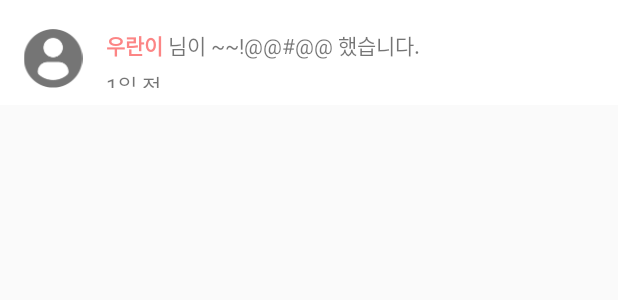
After one commit to GwonHyeok/YouAndI, an Android app: the layout ui_alarm_card.xml on its own in the app's theme, with its tools: preview values and no code run, on a phone screen of 412 x 824 dp. The commit adds this screen. Shown: the top 300 px of the screen. Run offline under Robolectric (Android 15) with nearby library versions, the phone set to English and light mode, and no system bars.

```diff
--- /dev/null
+++ b/app/src/main/res/layout/ui_alarm_card.xml
@@ -0,0 +1,61 @@
+<?xml version="1.0" encoding="utf-8"?>
+
+<LinearLayout xmlns:android="http://schemas.android.com/apk/res/android"
+    android:layout_width="match_parent"
+    android:layout_height="70dp"
+    android:background="#ffffff"
+    android:orientation="vertical">
+
+
+    <LinearLayout
+        android:layout_width="match_parent"
+        android:layout_height="70dp"
+        android:layout_marginTop="4dp">
+
+        <LinearLayout
+            android:layout_width="wrap_content"
+            android:layout_height="wrap_content"
+            android:layout_margin="15dp">
+
+            <ImageView
+                android:layout_width="wrap_content"
+                android:layout_height="wrap_content"
+                android:layout_gravity="center_vertical"
+                android:src="@drawable/ic_profile" />
+
+            <LinearLayout
+                android:layout_width="wrap_content"
+                android:layout_height="wrap_content"
+                android:orientation="vertical">
+
+                <LinearLayout
+                    android:layout_width="wrap_content"
+                    android:layout_height="wrap_content"
+                    android:orientation="horizontal">
+
+                    <TextView
+                        android:layout_width="wrap_content"
+                        android:layout_height="wrap_content"
+                        android:layout_marginLeft="15dp"
+                        android:text="우란이"
+                        android:textColor="#fc8585"
+                        android:textStyle="bold" />
+
+                    <TextView
+                        android:layout_width="wrap_content"
+                        android:layout_height="wrap_content"
+                        android:text=" 님이 ~~!@@#@@ 했습니다." />
+
+                </LinearLayout>
+
+                <TextView
+                    android:layout_width="wrap_content"
+                    android:layout_height="wrap_content"
+                    android:layout_marginLeft="15dp"
+                    android:layout_marginTop="5dp"
+                    android:text="1일 전" />
+
+            </LinearLayout>
+        </LinearLayout>
+    </LinearLayout>
+</LinearLayout>
```
Also changed, not shown: app/src/main/java/com/hyeokran/youi/Activity/LoginActivity.java (+82 -0 lines), app/src/main/res/layout/activity_login.xml (+34 -34 lines), app/src/main/res/layout/activity_main.xml (+9 -2 lines), app/src/main/res/drawable-xxhdpi/ic_profile.png (added).
